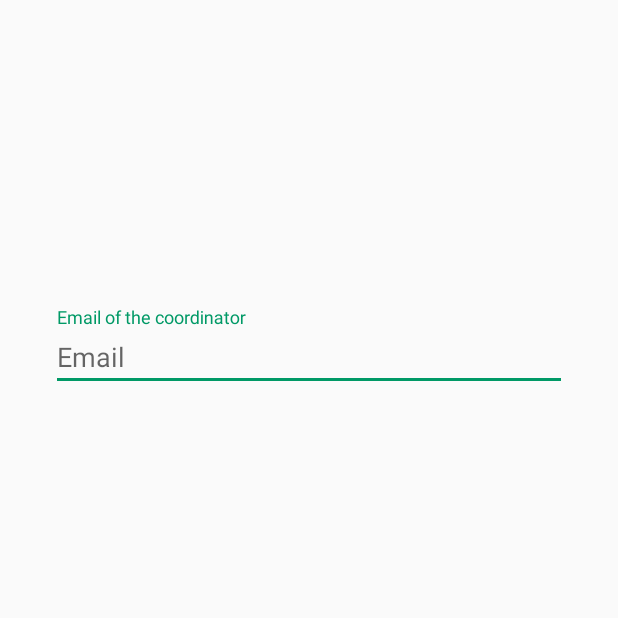
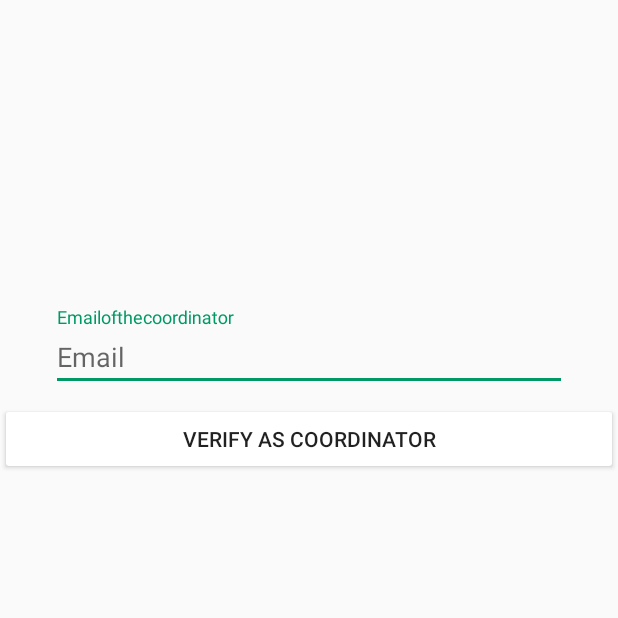
Before and after one commit to teknaS47/Persona, an Android app: the teacher_coordinator screen opened directly, with no data from a screen before it, on a phone screen of 412 x 824 dp, the top half of it. Run offline under Robolectric (Android 15) with nearby library versions, the phone set to English and light mode, and no system bars; network calls fail.

Commit message:
9.1.2019 Teacher can add coordinator soon

```diff
--- a/app/src/main/java/com/mit/persona/UserPanelFragment.java
+++ b/app/src/main/java/com/mit/persona/UserPanelFragment.java
@@ -6,6 +6,7 @@ import android.support.v4.app.Fragment;
 import android.view.LayoutInflater;
 import android.view.View;
 import android.view.ViewGroup;
+import android.widget.TextView;
 
 
 /**
@@ -25,5 +26,4 @@ public class UserPanelFragment extends Fragment {
         // Inflate the layout for this fragment
         return inflater.inflate(R.layout.fragment_user_panel, container, false);
     }
-
 }
--- a/app/src/main/res/layout/activity_teacher_coordinator.xml
+++ b/app/src/main/res/layout/activity_teacher_coordinator.xml
@@ -7,13 +7,14 @@
     tools:context=".teacher_coordinator">
 
     <android.support.design.widget.TextInputLayout
+        android:id="@+id/add_coordinator_text"
         android:layout_width="344dp"
         android:layout_height="wrap_content"
         android:layout_marginStart="8dp"
         android:layout_marginTop="80dp"
         android:layout_marginEnd="8dp"
         android:layout_marginBottom="439dp"
-        android:hint="Email of the coordinator"
+        android:hint="Emailofthecoordinator"
         app:layout_constraintBottom_toBottomOf="parent"
         app:layout_constraintEnd_toEndOf="parent"
         app:layout_constraintStart_toStartOf="parent"
@@ -22,6 +23,21 @@
         <android.support.design.widget.TextInputEditText
             android:layout_width="match_parent"
             android:layout_height="wrap_content"
-            android:hint="Email" />
+            android:hint="Email"
+            android:inputType="textEmailAddress"/>
     </android.support.design.widget.TextInputLayout>
+
+    <Button
+        android:id="@+id/add_coordinator_btn"
+        android:layout_width="0dp"
+        android:layout_height="wrap_content"
+        android:layout_marginTop="8dp"
+        android:backgroundTint="@color/colorText"
+        android:text="Verify as Coordinator"
+        app:layout_constraintEnd_toEndOf="parent"
+        app:layout_constraintHorizontal_bias="0.0"
+        app:layout_constraintStart_toStartOf="parent"
+        app:layout_constraintTop_toBottomOf="@+id/add_coordinator_text"
+        android:onClick="verify"/>
+
 </android.support.constraint.ConstraintLayout>
--- a/app/src/main/res/layout/fragment_user_panel.xml
+++ b/app/src/main/res/layout/fragment_user_panel.xml
@@ -45,7 +45,6 @@
             android:textSize="25dp"
             android:paddingLeft="20dp"/>
 
-
     </LinearLayout>
 
 
```
Also changed, not shown: app/src/main/java/com/mit/persona/databaseOperations.java (+48 -0 lines), app/src/main/java/com/mit/persona/teacher_coordinator.java (+99 -0 lines).
